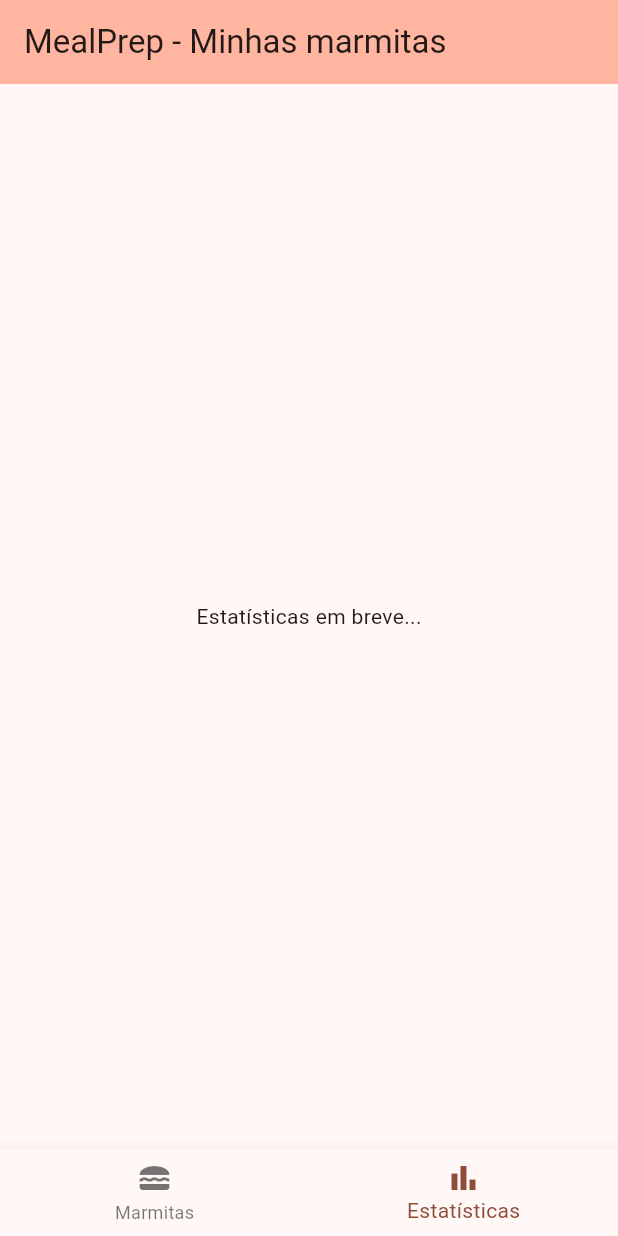
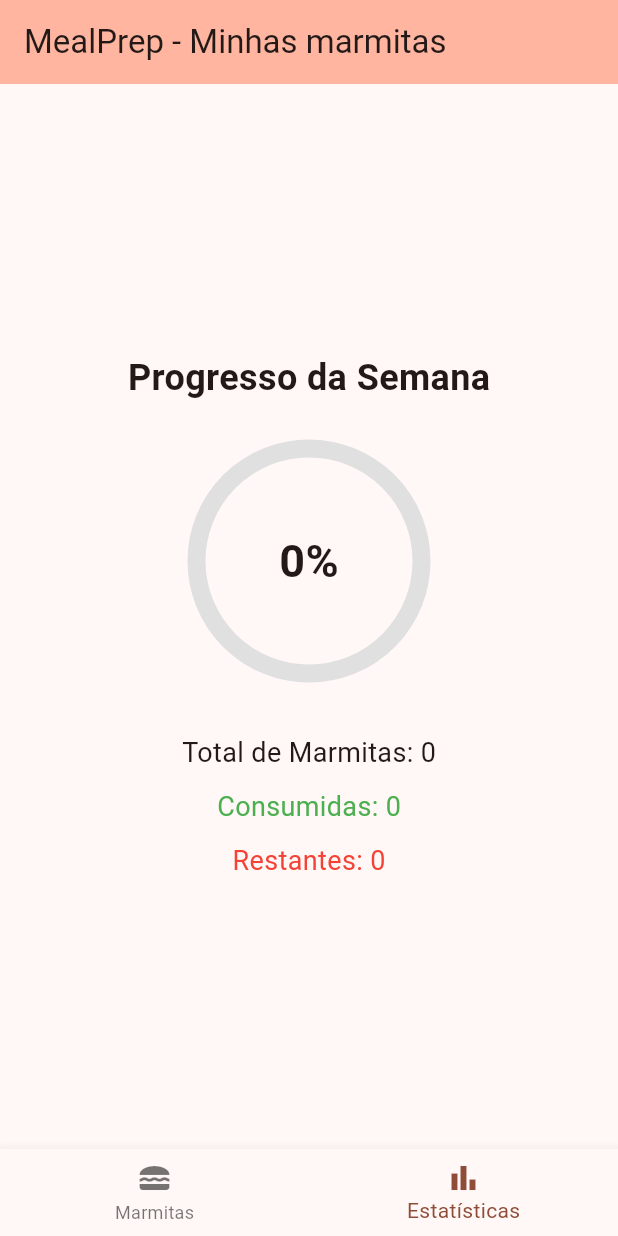
Before and after one commit to RobertoCLN/organizador_marmitas, a Flutter app: the screen it shows after launch, item 2 of the bottom bar chosen, on a phone screen of 412 x 824 dp. Run offline on Flutter 3.47's test engine with Material 3 defaults, Android fonts, the phone set to English and light mode, and no system bars; our stand-ins replace shared_preferences.

Commit message:
feat: adicionando a aba de estatisticas

```diff
--- /dev/null
+++ b/lib/screens/estatisticas.dart
@@ -0,0 +1,70 @@
+import 'package:flutter/material.dart';
+import '../models/marmita.dart';
+
+class Estatisticas extends StatelessWidget {
+  final List<Marmita> marmitas;
+
+  const Estatisticas({super.key, required this.marmitas});
+
+  @override
+  Widget build(BuildContext context) {
+    int totalMarmitas = marmitas.length;
+    int consumidas = marmitas.where((m) => m.consumida).length;
+    int restantes = totalMarmitas - consumidas;
+    double progresso = totalMarmitas == 0 ? 0.0 : consumidas / totalMarmitas;
+
+    return Center(
+      child: Column(
+        mainAxisAlignment: MainAxisAlignment.center,
+        children: [
+          const Text(
+            'Progresso da Semana',
+            style: TextStyle(fontSize: 24, fontWeight: FontWeight.bold),
+          ),
+          const SizedBox(height: 30),
+
+          Stack(
+            alignment: Alignment.center,
+            children: [
+              SizedBox(
+                width: 150,
+                height: 150,
+                child: CircularProgressIndicator(
+                  value: progresso,
+                  strokeWidth: 12,
+                  backgroundColor: Colors.grey[300],
+                  color: Colors.deepOrange,
+                ),
+              ),
+
+              Text(
+                '${(progresso * 100).toInt()}%',
+                style: const TextStyle(
+                  fontSize: 30,
+                  fontWeight: FontWeight.bold,
+                ),
+              ),
+            ],
+          ),
+
+          const SizedBox(height: 40),
+
+          Text(
+            'Total de Marmitas: $totalMarmitas',
+            style: const TextStyle(fontSize: 18),
+          ),
+          const SizedBox(height: 10),
+          Text(
+            'Consumidas: $consumidas',
+            style: const TextStyle(fontSize: 18, color: Colors.green),
+          ),
+          const SizedBox(height: 10),
+          Text(
+            'Restantes: $restantes',
+            style: const TextStyle(fontSize: 18, color: Colors.red),
+          ),
+        ],
+      ),
+    );
+  }
+}
--- a/lib/screens/tela_principal.dart
+++ b/lib/screens/tela_principal.dart
@@ -2,6 +2,7 @@ import 'package:flutter/material.dart';
 import 'cadastro.dart';
 import '../models/marmita.dart';
 import '../services/preferences_service.dart';
+import 'estatisticas.dart';
 
 class TelaPrincipal extends StatefulWidget {
   const TelaPrincipal({super.key});
@@ -118,7 +119,7 @@ class _TelaPrincipalState extends State<TelaPrincipal> {
       // mostra a lista se o indice for 0, senao mostra estatisticas
       body: _indiceAtual == 0
           ? _construirAbaMarmitas()
-          : const Center(child: Text('Estatísticas em breve...')),
+          : Estatisticas(marmitas: _marmitas),
 
       bottomNavigationBar: BottomNavigationBar(
         currentIndex: _indiceAtual,
```
